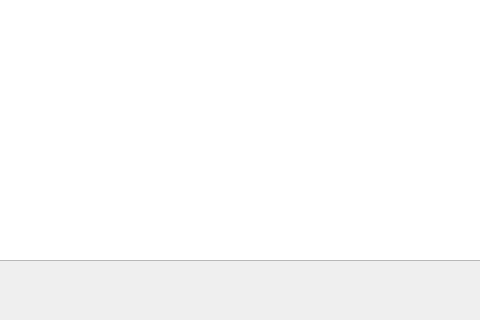
This is Recipe_book/recipePage/recipepagetypetwo.ui in Bojo992/Qt_project_cs4076 as Qt 5 draws it before an edit; both pictures show x 160 to 640 and y 280 to 600 of the 800 by 600 pixel window. The edited form follows.
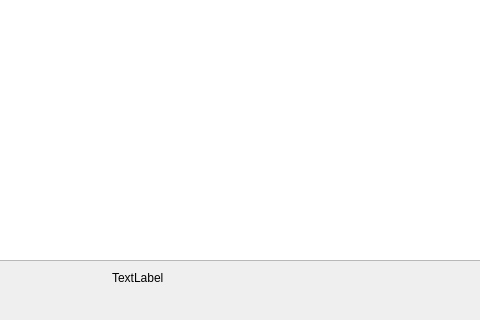
This is the edited form.

```diff
--- a/Recipe_book/recipePage/recipepagetypetwo.ui
+++ b/Recipe_book/recipePage/recipepagetypetwo.ui
@@ -24,6 +24,13 @@
         </property>
        </widget>
       </item>
+      <item>
+       <widget class="QLabel" name="label">
+        <property name="text">
+         <string>TextLabel</string>
+        </property>
+       </widget>
+      </item>
       <item alignment="Qt::AlignRight">
        <widget class="QPushButton" name="nextButton">
         <property name="text">
```
